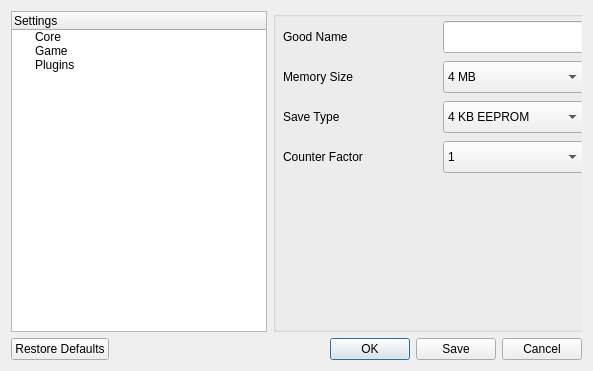
The window that Source/RMG/UserInterface/Dialog/SettingsDialog.ui (Rosalie241/RMG) describes before a commit, drawn with Qt 5.
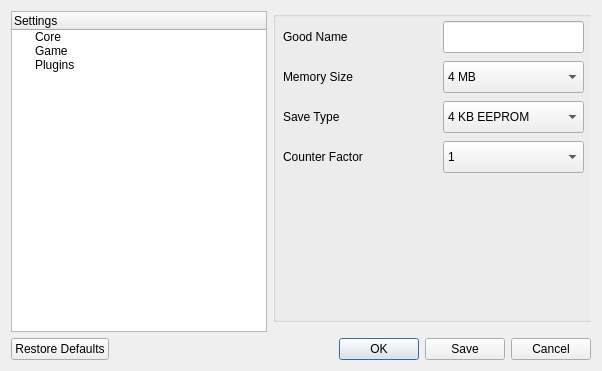
The same window after the commit.

```diff
--- a/Source/RMG/UserInterface/Dialog/SettingsDialog.ui
+++ b/Source/RMG/UserInterface/Dialog/SettingsDialog.ui
@@ -6,7 +6,7 @@
    <rect>
     <x>0</x>
     <y>0</y>
-    <width>593</width>
+    <width>602</width>
     <height>371</height>
    </rect>
   </property>
@@ -85,7 +85,7 @@
              <x>0</x>
              <y>0</y>
              <width>321</width>
-             <height>321</height>
+             <height>311</height>
             </rect>
            </property>
            <property name="title">
```
